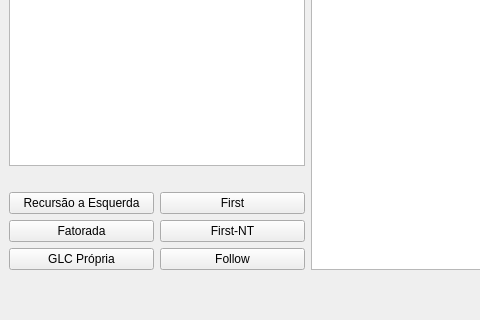
Above: window.ui from gabrielmuller/formais2 before the change; both pictures show x 0 to 480 and y 163 to 483 of the 921 by 483 pixel window. Below: the same form after it.
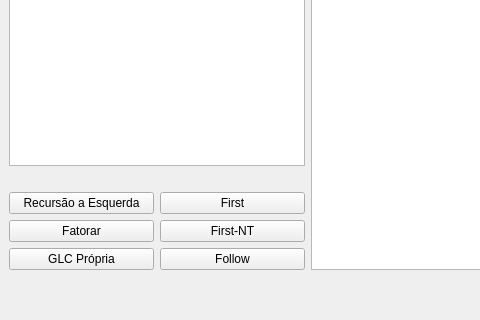
That is the form after the change.

Patch:
```diff
--- a/window.ui
+++ b/window.ui
@@ -117,7 +117,7 @@
          <item row="1" column="1">
           <widget class="QPushButton" name="fatoradaButton">
            <property name="text">
-            <string>Fatorada</string>
+            <string>Fatorar</string>
            </property>
           </widget>
          </item>
```
Left out of the diff: 2 changed lines with no effect on the pictures.
